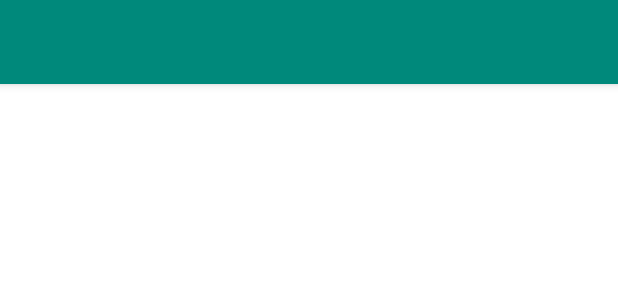
After one commit to KateUmesh/DueDateReminder, an Android app: the layout activity_terms_and_condition.xml on its own in the app's theme, with its tools: preview values and no code run, on a phone screen of 412 x 824 dp. The commit adds this screen. Shown: the top 300 px of the screen. Run offline under Robolectric (Android 15) with nearby library versions, the light colour scheme and no system bars.

Commit message:
TermsAndConditionActivity.kt created

```diff
--- a/app/src/main/AndroidManifest.xml
+++ b/app/src/main/AndroidManifest.xml
@@ -10,7 +10,10 @@
         android:roundIcon="@mipmap/ic_launcher_round"
         android:supportsRtl="true"
         android:theme="@style/Theme.DueDateReminder">
-        <activity android:name=".view.activities.HomeActivity"></activity>
+        <activity android:name=".view.activities.TermsAndConditionActivity"></activity>
+        <activity
+            android:name=".view.activities.HomeActivity"
+            android:exported="true" />
         <activity
             android:name=".view.activities.EditAccountActivity"
             android:exported="true" />
--- a/app/src/main/java/com/duedatereminder/utils/ContextExtension.kt
+++ b/app/src/main/java/com/duedatereminder/utils/ContextExtension.kt
@@ -10,6 +10,7 @@ import androidx.appcompat.widget.Toolbar
 import com.duedatereminder.R
 import com.duedatereminder.view.activities.HomeActivity
 import com.duedatereminder.view.activities.OtpVerificationActivity
+import com.google.android.material.snackbar.Snackbar
 
 class ContextExtension {
 
@@ -52,5 +53,9 @@ class ContextExtension {
 
         }
 
+        fun snackBar(message: CharSequence,activity: Activity){
+            Snackbar.make(activity.findViewById(android.R.id.content),message,Snackbar.LENGTH_SHORT).show()
+        }
+
     }
 }
--- a/app/src/main/res/layout/activity_create_account.xml
+++ b/app/src/main/res/layout/activity_create_account.xml
@@ -77,7 +77,7 @@
                         android:id="@+id/tietMobileNumber"
                         android:layout_width="match_parent"
                         android:layout_height="wrap_content"
-                        android:hint="@string/mobileNumber"
+                        android:hint="@string/mobileNumberAccount"
                         android:inputType="number"
                         android:maxLength="10"
                         android:singleLine="true"
@@ -135,7 +135,7 @@
 
 
                 <androidx.appcompat.widget.AppCompatTextView
-                    android:id="@+id/tv_terms_and_conditions_msg"
+                    android:id="@+id/tvTermsAndConditions"
                     android:layout_width="match_parent"
                     android:layout_height="wrap_content"
                     android:layout_marginTop="@dimen/spacing_medium"
--- /dev/null
+++ b/app/src/main/res/layout/activity_terms_and_condition.xml
@@ -0,0 +1,24 @@
+<?xml version="1.0" encoding="utf-8"?>
+<androidx.coordinatorlayout.widget.CoordinatorLayout
+    xmlns:android="http://schemas.android.com/apk/res/android"
+    xmlns:app="http://schemas.android.com/apk/res-auto"
+    xmlns:tools="http://schemas.android.com/tools"
+    android:layout_width="match_parent"
+    android:layout_height="match_parent"
+    tools:context=".view.activities.TermsAndConditionActivity">
+
+    <androidx.appcompat.widget.LinearLayoutCompat
+        android:layout_width="match_parent"
+        android:layout_height="match_parent"
+        android:orientation="vertical">
+
+        <com.google.android.material.appbar.AppBarLayout
+            android:layout_width="match_parent"
+            android:layout_height="wrap_content">
+            <include layout="@layout/toolbar_layout"/>
+        </com.google.android.material.appbar.AppBarLayout>
+
+
+    </androidx.appcompat.widget.LinearLayoutCompat>
+
+</androidx.coordinatorlayout.widget.CoordinatorLayout>
--- a/app/src/main/res/values-night/themes.xml
+++ b/app/src/main/res/values-night/themes.xml
@@ -2,12 +2,12 @@
     <!-- Base application theme. -->
     <style name="Theme.DueDateReminder" parent="Theme.MaterialComponents.Light.NoActionBar">
         <!-- Primary brand color. -->
-        <item name="colorPrimary">@color/purple_200</item>
-        <item name="colorPrimaryVariant">@color/purple_700</item>
+        <item name="colorPrimary">@color/colorPrimary</item>
+        <item name="colorPrimaryVariant">@color/colorPrimaryDark</item>
         <item name="colorOnPrimary">@color/black</item>
         <!-- Secondary brand color. -->
-        <item name="colorSecondary">@color/teal_200</item>
-        <item name="colorSecondaryVariant">@color/teal_200</item>
+        <item name="colorSecondary">@color/colorPrimary</item>
+        <item name="colorSecondaryVariant">@color/colorPrimaryDark</item>
         <item name="colorOnSecondary">@color/black</item>
         <!-- Status bar color. -->
         <item name="android:statusBarColor" tools:targetApi="l">?attr/colorPrimaryVariant</item>
--- a/app/src/main/res/values/themes.xml
+++ b/app/src/main/res/values/themes.xml
@@ -2,12 +2,12 @@
     <!-- Base application theme. -->
     <style name="Theme.DueDateReminder" parent="Theme.MaterialComponents.Light.NoActionBar">
         <!-- Primary brand color. -->
-        <item name="colorPrimary">@color/purple_500</item>
-        <item name="colorPrimaryVariant">@color/purple_700</item>
+        <item name="colorPrimary">@color/colorPrimary</item>
+        <item name="colorPrimaryVariant">@color/colorPrimaryDark</item>
         <item name="colorOnPrimary">@color/white</item>
         <!-- Secondary brand color. -->
-        <item name="colorSecondary">@color/teal_200</item>
-        <item name="colorSecondaryVariant">@color/teal_700</item>
+        <item name="colorSecondary">@color/colorPrimary</item>
+        <item name="colorSecondaryVariant">@color/colorPrimaryDark</item>
         <item name="colorOnSecondary">@color/black</item>
         <!-- Status bar color. -->
         <item name="android:statusBarColor" tools:targetApi="l">?attr/colorPrimaryVariant</item>
```
Also changed, not shown: app/src/main/java/com/duedatereminder/view/activities/CreateAccountActivity.kt (+47 -5 lines), app/src/main/java/com/duedatereminder/view/activities/TermsAndConditionActivity.kt (added, +16 -0 lines), app/src/main/res/values/strings.xml (+13 -5 lines).
